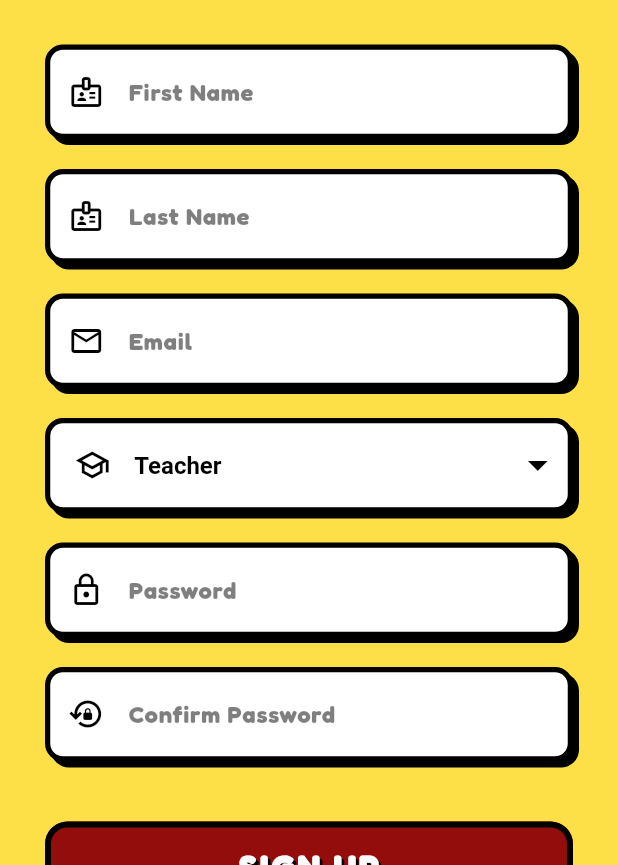
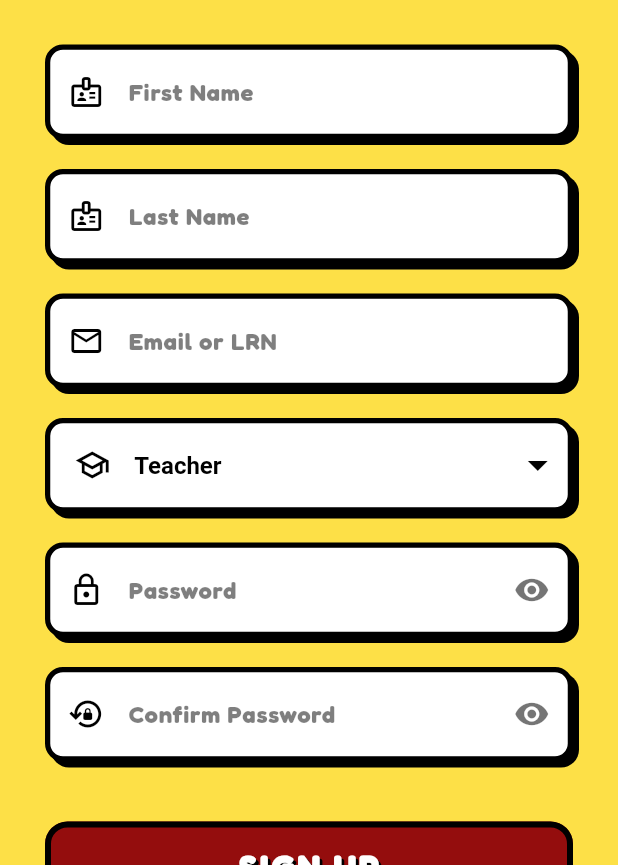
Before and after one commit to ailouro/Readsmart-app, a Flutter app: the RegisterScreen screen opened directly, on a phone screen of 412 x 824 dp, the part 371-1236 px from its top. Run offline on Flutter 3.47's test engine with Material 3 defaults, Android fonts, the phone set to English and light mode, and no system bars; our stand-ins replace audioplayers, confetti, fl_chart, flutter_animate, flutter_tts, google_fonts and 3 more; missing offline and left inert: google_mlkit_text_recognition, record; accounts and stored records are empty; network calls fail.

Commit message:
Update commit

```diff
--- a/lib/screens/register_screen.dart
+++ b/lib/screens/register_screen.dart
@@ -23,6 +23,9 @@ class _RegisterScreenState extends State<RegisterScreen> {
   // Which required fields failed validation on the last submit attempt —
   // drives the red border on each field until the person fixes it.
   Set<String> _fieldErrors = {};
+  // Tracks which password-type fields are currently showing plain text
+  // instead of dots, keyed by the same fieldKey used for error tracking.
+  final Set<String> _visiblePasswordFields = {};
 
   static const primaryColor = Color(0xFF940D0D);
   static const secondaryColor = Color(0xFFFDE047);
@@ -128,6 +131,8 @@ class _RegisterScreenState extends State<RegisterScreen> {
   }) {
     final bool hasError = fieldKey != null && _fieldErrors.contains(fieldKey);
     final Color borderColor = hasError ? Colors.red.shade700 : Colors.black;
+    final bool isVisible =
+        fieldKey != null && _visiblePasswordFields.contains(fieldKey);
 
     return Container(
       decoration: BoxDecoration(
@@ -138,7 +143,7 @@ class _RegisterScreenState extends State<RegisterScreen> {
       ),
       child: TextField(
         controller: controller,
-        obscureText: isPassword,
+        obscureText: isPassword && !isVisible,
         onChanged: fieldKey == null
             ? null
             : (_) {
@@ -157,6 +162,25 @@ class _RegisterScreenState extends State<RegisterScreen> {
             fontWeight: FontWeight.bold,
           ),
           prefixIcon: Icon(icon, color: Colors.black),
+          suffixIcon: isPassword
+              ? IconButton(
+                  icon: Icon(
+                    isVisible ? Icons.visibility_off : Icons.visibility,
+                    color: Colors.black54,
+                  ),
+                  onPressed: fieldKey == null
+                      ? null
+                      : () {
+                          setState(() {
+                            if (isVisible) {
+                              _visiblePasswordFields.remove(fieldKey);
+                            } else {
+                              _visiblePasswordFields.add(fieldKey);
+                            }
+                          });
+                        },
+                )
+              : null,
           border: InputBorder.none,
           contentPadding: const EdgeInsets.symmetric(
             horizontal: 16,
@@ -307,7 +331,7 @@ class _RegisterScreenState extends State<RegisterScreen> {
 
         _buildComicTextField(
           controller: _loginController,
-          hintText: "Email",
+          hintText: "Email or LRN",
           icon: Icons.email_outlined,
           fieldKey: 'login',
         ),
```
Also changed, not shown: lib/screens/login_screen.dart (+15 -1 lines), lib/screens/parent_dashboard_screen.dart (+23 -0 lines).
